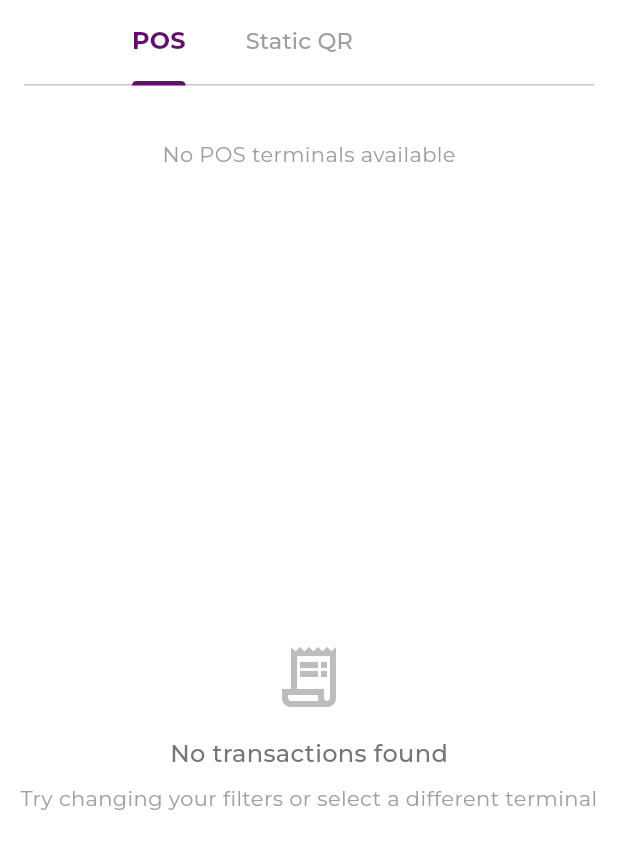
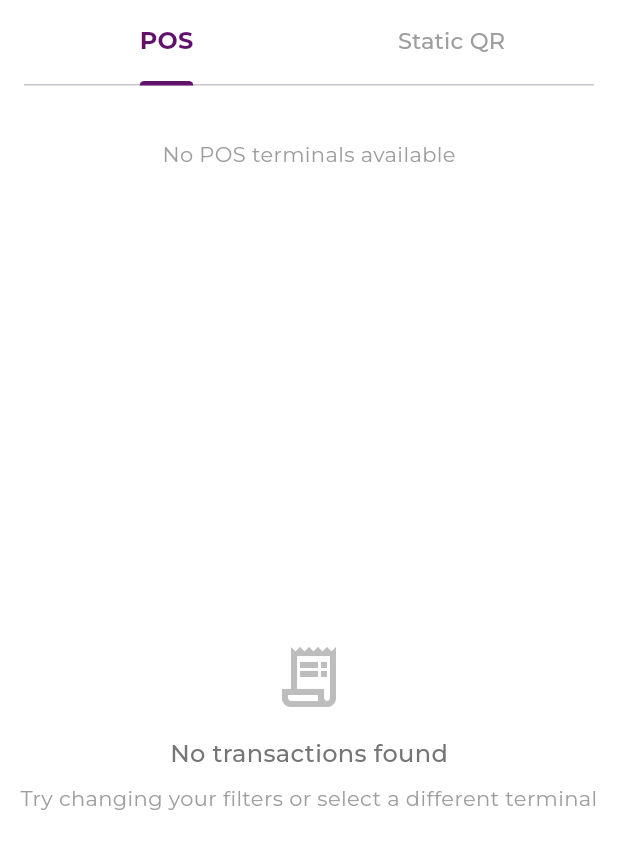
Before and after one commit to JEEVA-jayakumar/phase2, a Flutter app: the TransactionsScreen screen opened directly with empty values, on a phone screen of 412 x 824 dp. Shown: the top 849 px of the screen. Run offline on Flutter 3.47's test engine with Material 3 defaults, Android fonts, the phone set to English and light mode, and no system bars; our stand-ins replace file_picker, pin_code_fields, share_plus, shared_preferences, sticky_headers; accounts and stored records are empty; network calls fail; project files that could hold a hidden picture were left out.

Commit message:
phase1.3

```diff
--- a/lib/screens/transactions_screen.dart
+++ b/lib/screens/transactions_screen.dart
@@ -1363,11 +1363,9 @@ class _TransactionsScreenState extends State<TransactionsScreen> with SingleTick
                     labelStyle: const TextStyle(fontFamily: 'Montserrat', fontWeight: FontWeight.w700, fontSize: 16),
                     unselectedLabelStyle: const TextStyle(fontFamily: 'Montserrat', fontWeight: FontWeight.w500, fontSize: 15),
                     indicatorWeight: 3,
-                    indicatorSize: TabBarIndicatorSize.label, // Keep as is, good for this style
-                    isScrollable: true, // Key change for left alignment and natural width
-                    labelPadding: EdgeInsets.symmetric(vertical: 4.0, horizontal: 20.0), // Added horizontal padding for spacing
-                    // Alternatively, could wrap Tab widgets with Padding if more granular control per tab is needed,
-                    // but labelPadding is usually sufficient for uniform spacing.
+                    indicatorSize: TabBarIndicatorSize.label,
+                    isScrollable: false,
+                    labelPadding: EdgeInsets.symmetric(vertical: 4.0), // MODIFIED LINE
                     tabs: const [
                       Tab(text: 'POS'),
                       Tab(text: 'Static QR'),
@@ -2276,8 +2274,7 @@ class _TransactionsScreenState extends State<TransactionsScreen> with SingleTick
 
         return StickyHeader(
           header: Container(
-            height: 50.0,
-            width: double.infinity, // Add this line
+            height: 50.0, // Keep height or adjust if needed for new design
             padding: EdgeInsets.symmetric(horizontal: 16.0), // Keep padding
             alignment: Alignment.center, // Center the text
             decoration: BoxDecoration(
@@ -2455,9 +2452,8 @@ class _TransactionsScreenState extends State<TransactionsScreen> with SingleTick
         return StickyHeader(
           header: Container(
             height: 50.0,
-            width: double.infinity, // Ensure the container takes full available width
             padding: EdgeInsets.symmetric(horizontal: 16.0),
-            alignment: Alignment.center, // This will now center the text across the full width
+            alignment: Alignment.center, // Center the text
             decoration: BoxDecoration(
               color: Color(0xFFF2F2F2), // Subtle background
               border: Border(
```
